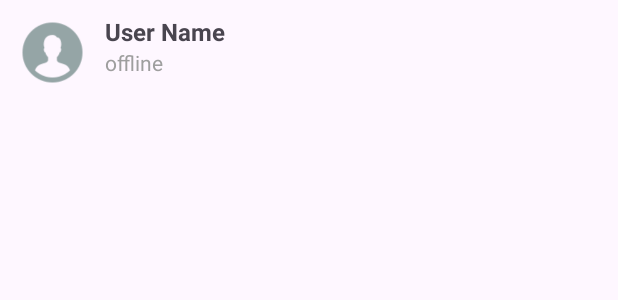
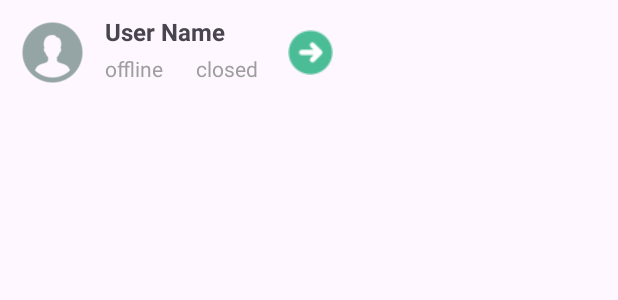
Before and after one commit to Mightmavericks/ptiny, an Android app: the layout item_user.xml on its own in the app's theme, with its tools: preview values and no code run, on a phone screen of 412 x 824 dp. Shown: the top 300 px of the screen. Run offline under Robolectric (Android 15) with nearby library versions, the light colour scheme and no system bars.

Commit message:
ver 2.14.1

```diff
--- a/app/src/main/AndroidManifest.xml
+++ b/app/src/main/AndroidManifest.xml
@@ -26,6 +26,7 @@
             </intent-filter>
         </activity>
         <activity android:name=".act.ChatActivity"
+            android:theme="@style/Theme.AppCompat.Light.DarkActionBar"
             android:exported="true"
             />
         <activity android:name=".act.ConnectActivity"
--- a/app/src/main/java/com/example/protegotinyever/inte/SignalingCallback.java
+++ b/app/src/main/java/com/example/protegotinyever/inte/SignalingCallback.java
@@ -1,5 +1,5 @@
 package com.example.protegotinyever.inte;
 
 public interface SignalingCallback {
-    void onSignalingReceived(String type, String data);
+    void onSignalingReceived(String type, String data, String sender); // ✅ Add sender
 }
--- a/app/src/main/java/com/example/protegotinyever/util/UserListCallback.java
+++ b/app/src/main/java/com/example/protegotinyever/mode/UserListCallback.java
@@ -1,4 +1,4 @@
-package com.example.protegotinyever.util;
+package com.example.protegotinyever.mode;
 
 import com.example.protegotinyever.tt.UserModel;
 import java.util.List;
--- a/app/src/main/res/layout/item_user.xml
+++ b/app/src/main/res/layout/item_user.xml
@@ -26,6 +26,11 @@
             android:textSize="16sp"
             android:textStyle="bold"/>
 
+        <LinearLayout
+            android:layout_width="wrap_content"
+            android:layout_height="wrap_content"
+            android:paddingTop="4dp"
+            android:orientation="horizontal">
         <TextView
             android:id="@+id/userStatus"
             android:layout_width="wrap_content"
@@ -33,6 +38,27 @@
             android:text="offline"
             android:textSize="14sp"
             android:textColor="@color/offlineGray"/>
+
+        <TextView
+            android:id="@+id/dataconnstatus"
+            android:layout_width="wrap_content"
+            android:layout_height="wrap_content"
+            android:paddingLeft="22dp"
+            android:text="closed"
+            android:textSize="14sp"
+            android:textColor="@color/offlineGray"/>
+        </LinearLayout>
+
     </LinearLayout>
 
+    <ImageView
+        android:id="@+id/goToChat"
+        android:layout_width="50dp"
+        android:layout_height="50dp"
+        android:layout_gravity="end"
+        android:contentDescription="Go to Chat"
+        android:paddingLeft="20dp"
+        android:src="@drawable/send"
+        android:visibility="visible" />  <!-- Initially hidden -->
+
 </LinearLayout>
```
Also changed, not shown: app/src/main/java/com/example/protegotinyever/act/ConnectActivity.java (+189 -87 lines), app/src/main/java/com/example/protegotinyever/util/FirebaseClient.java (+24 -5 lines).
